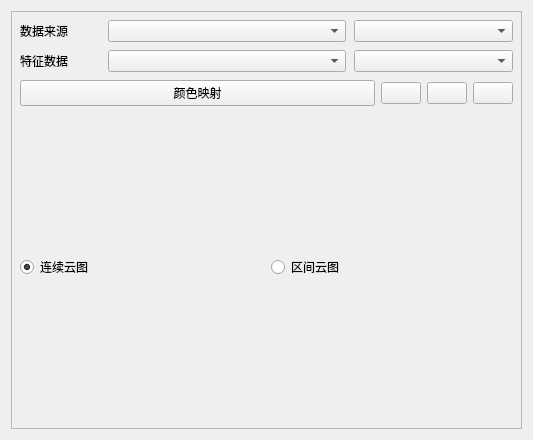
Qt form Qt/Resources/UI/ScalarView.ui (hu-shuhan/editOpeniGame) before a commit.
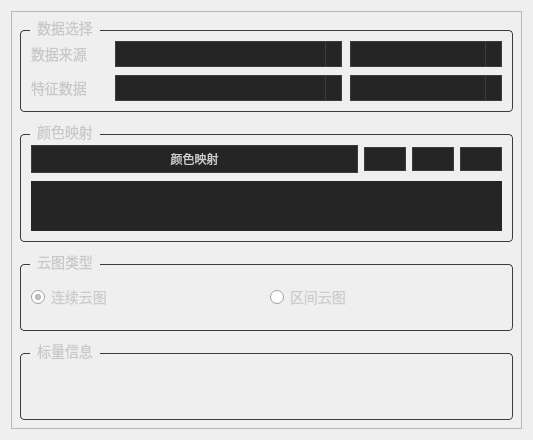
The same form after that commit. Icons and pictures are not drawn. Custom widgets are drawn as their Qt base class.

Commit message: 添加查询数据、修改标量场ui

What changed in the file:
```diff
--- a/Qt/Resources/UI/ScalarView.ui
+++ b/Qt/Resources/UI/ScalarView.ui
@@ -53,8 +53,34 @@
        <item>
         <layout class="QVBoxLayout" name="verticalLayout">
          <property name="spacing">
+          <number>12</number>
+         </property>
+         <!-- 数据选择区域 -->
+         <item>
+          <widget class="QGroupBox" name="groupBox_DataSelection">
+           <property name="title">
+            <string>数据选择</string>
+           </property>
+           <property name="styleSheet">
+            <string notr="true">QGroupBox { font-size: 14px; color: #C8C8C8; border: 1px solid #3C3C3C; border-radius: 4px; margin-top: 10px; }
+QGroupBox::title { subcontrol-origin: margin; left: 10px; padding: 0 5px 0 5px; }</string>
+           </property>
+           <layout class="QVBoxLayout" name="verticalLayout_DataSelection">
+            <property name="spacing">
           <number>8</number>
          </property>
+            <property name="leftMargin">
+             <number>10</number>
+            </property>
+            <property name="topMargin">
+             <number>10</number>
+            </property>
+            <property name="rightMargin">
+             <number>10</number>
+            </property>
+            <property name="bottomMargin">
+             <number>10</number>
+            </property>
          <item>
           <layout class="QHBoxLayout" name="horizontalLayout_5" stretch="1,3,2">
            <item>
@@ -65,13 +91,28 @@
              <property name="alignment">
              <set>Qt::AlignLeading|Qt::AlignLeft|Qt::AlignVCenter</set>
              </property>
+                <property name="styleSheet">
+                 <string notr="true">QLabel { font-size: 14px; color: #C8C8C8; }</string>
+                </property>
             </widget>
            </item>
            <item>
-            <widget class="QComboBox" name="scalarInfoComboBox"/>
+               <widget class="QComboBox" name="scalarInfoComboBox">
+                <property name="styleSheet">
+                 <string notr="true">QComboBox { background-color: #252526; color: #CCCCCC; border: 1px solid #3C3C3C; padding: 4px; }
+QComboBox::drop-down { border-left: 1px solid #3C3C3C; }
+QComboBox::down-arrow { image: url(:/Ticon/Icons/down_arrow.png); }</string>
+                </property>
+               </widget>
            </item>
            <item>
-            <widget class="QComboBox" name="scalarItemComboBox"/>
+               <widget class="QComboBox" name="scalarItemComboBox">
+                <property name="styleSheet">
+                 <string notr="true">QComboBox { background-color: #252526; color: #CCCCCC; border: 1px solid #3C3C3C; padding: 4px; }
+QComboBox::drop-down { border-left: 1px solid #3C3C3C; }
+QComboBox::down-arrow { image: url(:/Ticon/Icons/down_arrow.png); }</string>
+                </property>
+               </widget>
            </item>
           </layout>
          </item>
@@ -85,16 +126,61 @@
              <property name="alignment">
              <set>Qt::AlignLeading|Qt::AlignLeft|Qt::AlignVCenter</set>
              </property>
+                <property name="styleSheet">
+                 <string notr="true">QLabel { font-size: 14px; color: #C8C8C8; }</string>
+                </property>
             </widget>
            </item>
            <item>
-            <widget class="QComboBox" name="DataInfoCombox"/>
+               <widget class="QComboBox" name="DataInfoCombox">
+                <property name="styleSheet">
+                 <string notr="true">QComboBox { background-color: #252526; color: #CCCCCC; border: 1px solid #3C3C3C; padding: 4px; }
+QComboBox::drop-down { border-left: 1px solid #3C3C3C; }
+QComboBox::down-arrow { image: url(:/Ticon/Icons/down_arrow.png); }</string>
+                </property>
+               </widget>
            </item>
            <item>
-            <widget class="QComboBox" name="DataItemCombox"/>
+               <widget class="QComboBox" name="DataItemCombox">
+                <property name="styleSheet">
+                 <string notr="true">QComboBox { background-color: #252526; color: #CCCCCC; border: 1px solid #3C3C3C; padding: 4px; }
+QComboBox::drop-down { border-left: 1px solid #3C3C3C; }
+QComboBox::down-arrow { image: url(:/Ticon/Icons/down_arrow.png); }</string>
+                </property>
+               </widget>
            </item>
           </layout>
          </item>
+           </layout>
+          </widget>
+         </item>
+         
+         <!-- 颜色映射控制区域 -->
+         <item>
+          <widget class="QGroupBox" name="groupBox_ColorMapping">
+           <property name="title">
+            <string>颜色映射</string>
+           </property>
+           <property name="styleSheet">
+            <string notr="true">QGroupBox { font-size: 14px; color: #C8C8C8; border: 1px solid #3C3C3C; border-radius: 4px; margin-top: 10px; }
+QGroupBox::title { subcontrol-origin: margin; left: 10px; padding: 0 5px 0 5px; }</string>
+           </property>
+           <layout class="QVBoxLayout" name="verticalLayout_ColorMapping">
+            <property name="spacing">
+             <number>8</number>
+            </property>
+            <property name="leftMargin">
+             <number>10</number>
+            </property>
+            <property name="topMargin">
+             <number>10</number>
+            </property>
+            <property name="rightMargin">
+             <number>10</number>
+            </property>
+            <property name="bottomMargin">
+             <number>10</number>
+            </property>
          <item>
           <layout class="QHBoxLayout" name="horizontalLayout" stretch="2,0,0,0">
            <property name="spacing">
@@ -105,6 +191,11 @@
              <property name="text">
              <string>颜色映射</string>
              </property>
+                <property name="styleSheet">
+                 <string notr="true">QPushButton { background-color: #252526; color: #CCCCCC; border: 1px solid #3C3C3C; padding: 4px 8px; }
+QPushButton:hover { background-color: #3C3C3C; }
+QPushButton:pressed { background-color: #4A4A4A; }</string>
+                </property>
             </widget>
            </item>
            <item>
@@ -133,6 +224,11 @@
               <iconset>
                <normaloff>:/Ticon/Icons/ResetScaleRange.png</normaloff>:/Ticon/Icons/ResetScaleRange.png</iconset>
              </property>
+                <property name="styleSheet">
+                 <string notr="true">QPushButton { background-color: #252526; color: #CCCCCC; border: 1px solid #3C3C3C; padding: 4px; }
+QPushButton:hover { background-color: #3C3C3C; }
+QPushButton:pressed { background-color: #4A4A4A; }</string>
+                </property>
             </widget>
            </item>
            <item>
@@ -156,6 +252,11 @@
               <iconset>
                <normaloff>:/Ticon/Icons/SetScaleRange.png</normaloff>:/Ticon/Icons/SetScaleRange.png</iconset>
              </property>
+                <property name="styleSheet">
+                 <string notr="true">QPushButton { background-color: #252526; color: #CCCCCC; border: 1px solid #3C3C3C; padding: 4px; }
+QPushButton:hover { background-color: #3C3C3C; }
+QPushButton:pressed { background-color: #4A4A4A; }</string>
+                </property>
             </widget>
            </item>
            <item>
@@ -179,6 +280,11 @@
               <iconset>
                <normaloff>:/Ticon/Icons/ScalarBar.png</normaloff>:/Ticon/Icons/ScalarBar.png</iconset>
              </property>
+                <property name="styleSheet">
+                 <string notr="true">QPushButton { background-color: #252526; color: #CCCCCC; border: 1px solid #3C3C3C; padding: 4px; }
+QPushButton:hover { background-color: #3C3C3C; }
+QPushButton:pressed { background-color: #4A4A4A; }</string>
+                </property>
             </widget>
            </item>
           </layout>
@@ -191,10 +297,38 @@
              <height>50</height>
             </size>
            </property>
-          </widget>
-         </item>
+              <property name="styleSheet">
+               <string notr="true">QWidget { background-color: #252526; }</string>
+              </property>
+             </widget>
+            </item>
+           </layout>
+          </widget>
+         </item>
+         
+         <!-- 云图类型选择区域 -->
          <item>
+          <widget class="QGroupBox" name="groupBox_CloudType">
+           <property name="title">
+            <string>云图类型</string>
+           </property>
+           <property name="styleSheet">
+            <string notr="true">QGroupBox { font-size: 14px; color: #C8C8C8; border: 1px solid #3C3C3C; border-radius: 4px; margin-top: 10px; }
+QGroupBox::title { subcontrol-origin: margin; left: 10px; padding: 0 5px 0 5px; }</string>
+           </property>
           <layout class="QHBoxLayout" name="horizontalLayout_3">
+            <property name="leftMargin">
+             <number>10</number>
+            </property>
+            <property name="topMargin">
+             <number>10</number>
+            </property>
+            <property name="rightMargin">
+             <number>10</number>
+            </property>
+            <property name="bottomMargin">
+             <number>10</number>
+            </property>
            <item>
             <widget class="QRadioButton" name="radioButton_Liner">
              <property name="text">
@@ -203,6 +337,9 @@
              <property name="checked">
               <bool>true</bool>
              </property>
+              <property name="styleSheet">
+               <string notr="true">QRadioButton { font-size: 14px; color: #CCCCCC; }</string>
+              </property>
             </widget>
            </item>
            <item>
@@ -210,10 +347,38 @@
              <property name="text">
               <string>区间云图</string>
              </property>
+              <property name="styleSheet">
+               <string notr="true">QRadioButton { font-size: 14px; color: #CCCCCC; }</string>
+              </property>
             </widget>
            </item>
           </layout>
+          </widget>
          </item>
+         
+         <!-- 标量信息展示区域 -->
+         <item>
+          <widget class="QGroupBox" name="groupBox_ScalarInfo">
+           <property name="title">
+            <string>标量信息</string>
+           </property>
+           <property name="styleSheet">
+            <string notr="true">QGroupBox { font-size: 14px; color: #C8C8C8; border: 1px solid #3C3C3C; border-radius: 4px; margin-top: 10px; }
+QGroupBox::title { subcontrol-origin: margin; left: 10px; padding: 0 5px 0 5px; }</string>
+           </property>
+           <layout class="QVBoxLayout" name="verticalLayout_ScalarInfo">
+            <property name="leftMargin">
+             <number>10</number>
+            </property>
+            <property name="topMargin">
+             <number>10</number>
+            </property>
+            <property name="rightMargin">
+             <number>10</number>
+            </property>
+            <property name="bottomMargin">
+             <number>10</number>
+            </property>
          <item>
           <widget class="QLabel" name="labelScalarInfo">
            <property name="text">
@@ -222,6 +387,12 @@
            <property name="alignment">
             <set>Qt::AlignLeading|Qt::AlignLeft|Qt::AlignTop</set>
            </property>
+              <property name="styleSheet">
+               <string notr="true">QLabel { font-size: 14px; color: #FFFFFF; }</string>
+              </property>
+             </widget>
+            </item>
+           </layout>
           </widget>
          </item>
         </layout>
```
Left out of the diff: 9 changed lines with no effect on the pictures. Lines whose indentation alone changed are shown as unchanged. The commit also changes 8 other files.
